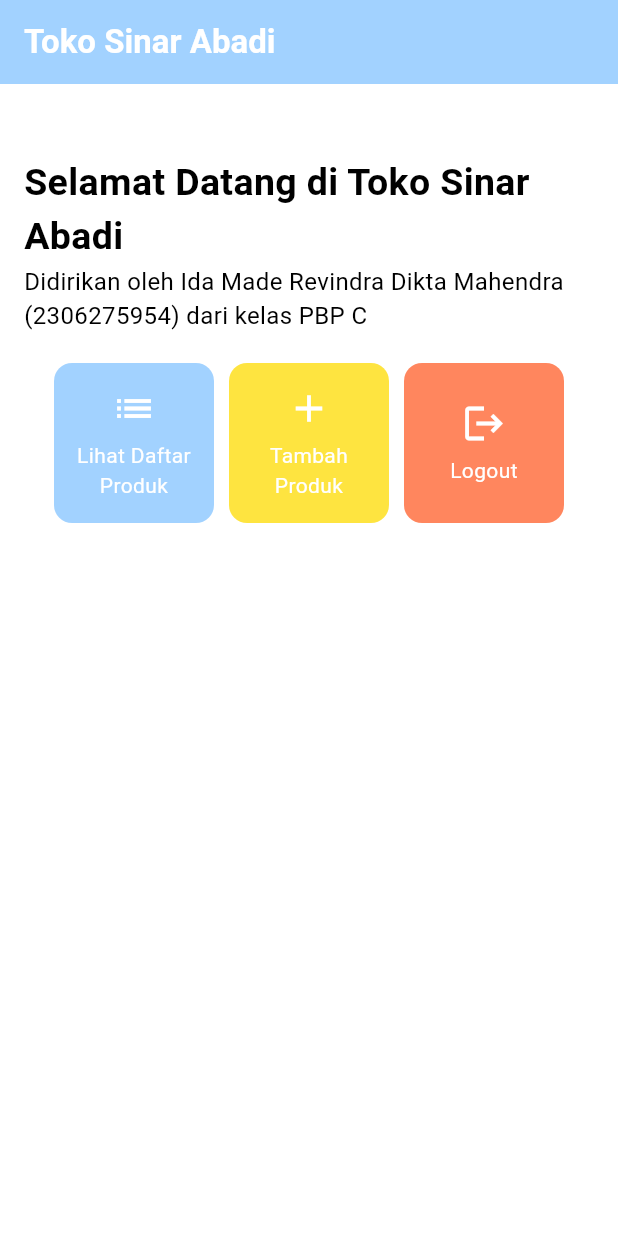
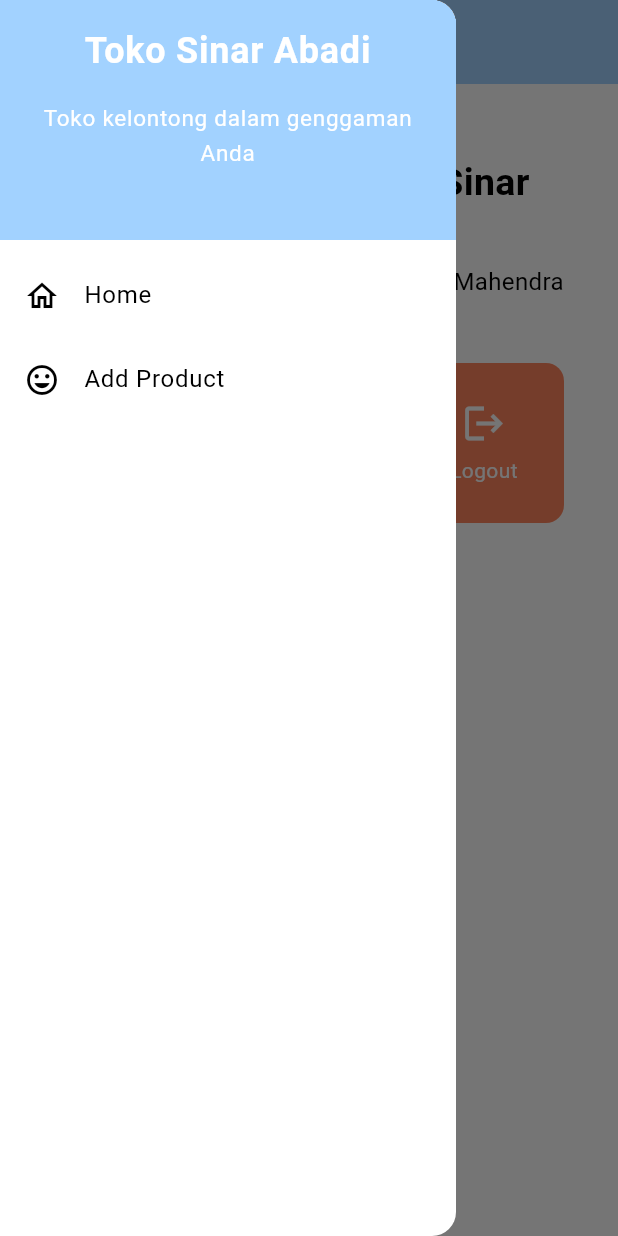
Before and after one commit to perutkenyang789/sinar-abadi-mobile, a Flutter app: the screen it shows after launch, with the side drawer open (before the commit the screen has no drawer), on a phone screen of 412 x 824 dp. Run offline on Flutter 3.47's test engine with Material 3 defaults, Android fonts, the light colour scheme and no system bars.

Commit message:
Pengerjaan project tugas 8

```diff
--- a/lib/main.dart
+++ b/lib/main.dart
@@ -1,5 +1,5 @@
 import 'package:flutter/material.dart';
-import 'package:sinar_abadi_mobile/menu.dart';
+import 'package:sinar_abadi_mobile/screens/menu.dart';
 
 void main() {
   runApp(const MyApp());
--- a/lib/menu.dart
+++ /dev/null
@@ -1,162 +0,0 @@
-import 'package:flutter/material.dart';
-
-class MyHomePage extends StatelessWidget {
-  final String npm = '2306275954'; // NPM
-  final String name = 'Ida Made Revindra Dikta Mahendra'; // Nama
-  final String className = 'PBP C'; // Kelas
-
-  final List<ItemHomepage> items = [
-    ItemHomepage("Lihat Daftar Produk", Icons.list, const Color(0xFFA2D2FF)),
-    ItemHomepage("Tambah Produk", Icons.add, const Color(0xFFFEE440)),
-    ItemHomepage("Logout", Icons.logout, const Color(0xFFFF865E)),
-  ];
-
-  MyHomePage({super.key});
-
-  @override
-  Widget build(BuildContext context) {
-    // Scaffold menyediakan struktur dasar halaman dengan AppBar dan body.
-    return Scaffold(
-      // AppBar adalah bagian atas halaman yang menampilkan judul.
-      appBar: AppBar(
-        // Judul aplikasi "Mental Health Tracker" dengan teks putih dan tebal.
-        title: const Text(
-          'Toko Sinar Abadi',
-          style: TextStyle(
-            color: Colors.white,
-            fontWeight: FontWeight.bold,
-          ),
-        ),
-        // Warna latar belakang AppBar diambil dari skema warna tema aplikasi.
-        backgroundColor: Theme.of(context).colorScheme.secondary,
-      ),
-      // Body halaman dengan padding di sekelilingnya.
-      body: Padding(
-        padding: const EdgeInsets.all(16.0),
-        // Menyusun widget secara vertikal dalam sebuah kolom.
-        child: Column(
-          crossAxisAlignment: CrossAxisAlignment.center,
-          children: [
-            // Memberikan jarak vertikal 16 unit.
-            const SizedBox(height: 16.0),
-
-            // Menempatkan widget berikutnya di tengah halaman.
-            Center(
-              child: Column(
-                // Menyusun teks dan grid item secara vertikal.
-
-                children: [
-                  // Menampilkan teks sambutan dengan gaya tebal dan ukuran 18.
-                  Padding(
-                      padding: EdgeInsets.only(top: 16.0),
-                      child: Column(
-                        children: [
-                          Text(
-                            'Selamat Datang di Toko Sinar Abadi',
-                            style: TextStyle(
-                              fontWeight: FontWeight.bold,
-                              fontSize: 25.0,
-                            ),
-                          ),
-                          Text(
-                            'Didirikan oleh $name ($npm) dari kelas $className',
-                            style: TextStyle(
-                              fontSize: 16.0,
-                            ),
-                          ),
-                        ],
-                      )),
-
-                  // Grid untuk menampilkan ItemCard dalam bentuk grid 3 kolom.
-                  GridView.count(
-                    primary: true,
-                    padding: const EdgeInsets.all(20),
-                    crossAxisSpacing: 10,
-                    mainAxisSpacing: 10,
-                    crossAxisCount: 3,
-                    // Agar grid menyesuaikan tinggi kontennya.
-                    shrinkWrap: true,
-
-                    // Menampilkan ItemCard untuk setiap item dalam list items.
-                    children: items.map((ItemHomepage item) {
-                      return ItemCard(item);
-                    }).toList(),
-                  ),
-                ],
-              ),
-            ),
-          ],
-        ),
-      ),
-    );
-  }
-}
-
-class ItemHomepage {
-  final String name;
-  final IconData icon;
-  final Color color;
-
-  ItemHomepage(this.name, this.icon, this.color);
-}
-
-class ItemCard extends StatelessWidget {
-  // Menampilkan kartu dengan ikon dan nama.
-
-  final ItemHomepage item;
-
-  const ItemCard(this.item, {super.key});
-
-  @override
-  Widget build(BuildContext context) {
-    return Material(
-      // Menentukan warna latar belakang dari tema aplikasi.
-      color: item.color,
-      // Membuat sudut kartu melengkung.
-      borderRadius: BorderRadius.circular(12),
-
-      child: InkWell(
-        // Aksi ketika kartu ditekan.
-        onTap: () {
-          // Menampilkan pesan SnackBar saat kartu ditekan.
-          ScaffoldMessenger.of(context)
-            ..hideCurrentSnackBar()
-            ..showSnackBar(SnackBar(
-              content: Text(
-                "Kamu telah menekan tombol ${item.name}!",
-                style: TextStyle(color: Colors.white),
-              ),
-              backgroundColor: Theme.of(context).colorScheme.secondary,
-              behavior: SnackBarBehavior.floating,
-              shape: RoundedRectangleBorder(
-                borderRadius: BorderRadius.circular(10.0),
-              ),
-            ));
-        },
-        // Container untuk menyimpan Icon dan Text
-        child: Container(
-          padding: const EdgeInsets.all(8),
-          child: Center(
-            child: Column(
-              // Menyusun ikon dan teks di tengah kartu.
-              mainAxisAlignment: MainAxisAlignment.center,
-              children: [
-                Icon(
-                  item.icon,
-                  color: Colors.white,
-                  size: 30.0,
-                ),
-                const Padding(padding: EdgeInsets.all(3)),
-                Text(
-                  item.name,
-                  textAlign: TextAlign.center,
-                  style: const TextStyle(color: Colors.white),
-                ),
-              ],
-            ),
-          ),
-        ),
-      ),
-    );
-  }
-}
--- /dev/null
+++ b/lib/screens/menu.dart
@@ -0,0 +1,80 @@
+import 'package:flutter/material.dart';
+import 'package:sinar_abadi_mobile/widgets/left_drawer.dart';
+import 'package:sinar_abadi_mobile/widgets/product_card.dart';
+
+class MyHomePage extends StatelessWidget {
+  final String npm = '2306275954'; // NPM
+  final String name = 'Ida Made Revindra Dikta Mahendra'; // Nama
+  final String className = 'PBP C'; // Kelas
+
+  final List<ItemHomepage> items = [
+    ItemHomepage("Lihat Daftar Produk", Icons.list, const Color(0xFFA2D2FF)),
+    ItemHomepage("Add Product", Icons.add, const Color(0xFFFEE440)),
+    ItemHomepage("Logout", Icons.logout, const Color(0xFFFF865E)),
+  ];
+
+  MyHomePage({super.key});
+
+  @override
+  Widget build(BuildContext context) {
+    return Scaffold(
+      appBar: AppBar(
+        title: const Text(
+          'Toko Sinar Abadi',
+          style: TextStyle(
+            color: Colors.white,
+            fontWeight: FontWeight.bold,
+          ),
+        ),
+        backgroundColor: Theme.of(context).colorScheme.secondary,
+        iconTheme: const IconThemeData(color: Colors.white),
+      ),
+      body: Padding(
+        padding: const EdgeInsets.all(16.0),
+        child: Column(
+          crossAxisAlignment: CrossAxisAlignment.center,
+          children: [
+            const SizedBox(height: 16.0),
+            Center(
+              child: Column(
+                children: [
+                  Padding(
+                      padding: EdgeInsets.only(top: 16.0),
+                      child: Column(
+                        children: [
+                          Text(
+                            'Selamat Datang di Toko Sinar Abadi',
+                            style: TextStyle(
+                              fontWeight: FontWeight.bold,
+                              fontSize: 25.0,
+                            ),
+                          ),
+                          Text(
+                            'Didirikan oleh $name ($npm) dari kelas $className',
+                            style: TextStyle(
+                              fontSize: 16.0,
+                            ),
+                          ),
+                        ],
+                      )),
+                  GridView.count(
+                    primary: true,
+                    padding: const EdgeInsets.all(20),
+                    crossAxisSpacing: 10,
+                    mainAxisSpacing: 10,
+                    crossAxisCount: 3,
+                    shrinkWrap: true,
+                    children: items.map((ItemHomepage item) {
+                      return ItemCard(item);
+                    }).toList(),
+                  ),
+                ],
+              ),
+            ),
+          ],
+        ),
+      ),
+      drawer: const LeftDrawer(),
+    );
+  }
+}
--- /dev/null
+++ b/lib/widgets/left_drawer.dart
@@ -0,0 +1,66 @@
+import 'package:flutter/material.dart';
+import 'package:sinar_abadi_mobile/screens/menu.dart';
+import 'package:sinar_abadi_mobile/screens/product_form.dart';
+
+class LeftDrawer extends StatelessWidget {
+  const LeftDrawer({super.key});
+
+  @override
+  Widget build(BuildContext context) {
+    return Drawer(
+      child: ListView(
+        children: [
+          DrawerHeader(
+            decoration: BoxDecoration(
+              color: Theme.of(context).colorScheme.secondary,
+            ),
+            child: const Column(
+              children: [
+                Text(
+                  'Toko Sinar Abadi',
+                  textAlign: TextAlign.center,
+                  style: TextStyle(
+                    fontSize: 24,
+                    fontWeight: FontWeight.bold,
+                    color: Colors.white,
+                  ),
+                ),
+                Padding(padding: EdgeInsets.all(8)),
+                Text(
+                  "Toko kelontong dalam genggaman Anda",
+                  textAlign: TextAlign.center,
+                  style: TextStyle(
+                    fontSize: 15,
+                    color: Colors.white,
+                  ),
+                ),
+              ],
+            ),
+          ),
+          ListTile(
+            leading: const Icon(Icons.home_outlined),
+            title: const Text('Home'),
+            onTap: () {
+              Navigator.pushReplacement(
+                  context,
+                  MaterialPageRoute(
+                    builder: (context) => MyHomePage(),
+                  ));
+            },
+          ),
+          ListTile(
+            leading: const Icon(Icons.mood),
+            title: const Text('Add Product'),
+            onTap: () {
+              Navigator.pushReplacement(
+                  context,
+                  MaterialPageRoute(
+                    builder: (context) => ProductFormPage(),
+                  ));
+            },
+          ),
+        ],
+      ),
+    );
+  }
+}
--- /dev/null
+++ b/lib/widgets/product_card.dart
@@ -0,0 +1,71 @@
+import 'package:flutter/material.dart';
+import 'package:sinar_abadi_mobile/screens/product_form.dart';
+
+class ItemHomepage {
+  final String name;
+  final IconData icon;
+  final Color color;
+
+  ItemHomepage(this.name, this.icon, this.color);
+}
+
+class ItemCard extends StatelessWidget {
+  final ItemHomepage item;
+
+  const ItemCard(this.item, {super.key});
+
+  @override
+  Widget build(BuildContext context) {
+    return Material(
+      color: item.color,
+      borderRadius: BorderRadius.circular(12),
+      child: InkWell(
+        onTap: () {
+          ScaffoldMessenger.of(context)
+            ..hideCurrentSnackBar()
+            ..showSnackBar(SnackBar(
+              content: Text(
+                "Kamu telah menekan tombol ${item.name}!",
+                style: TextStyle(color: Colors.white),
+              ),
+              backgroundColor: Theme.of(context).colorScheme.secondary,
+              behavior: SnackBarBehavior.floating,
+              shape: RoundedRectangleBorder(
+                borderRadius: BorderRadius.circular(10.0),
+              ),
+            ));
+
+          if (item.name == "Add Product") {
+            Navigator.pushReplacement(
+              context,
+              MaterialPageRoute(
+                builder: (context) => const ProductFormPage(),
+              ),
+            );
+          }
+        },
+        child: Container(
+          padding: const EdgeInsets.all(8),
+          child: Center(
+            child: Column(
+              mainAxisAlignment: MainAxisAlignment.center,
+              children: [
+                Icon(
+                  item.icon,
+                  color: Colors.white,
+                  size: 30.0,
+                ),
+                const Padding(padding: EdgeInsets.all(3)),
+                Text(
+                  item.name,
+                  textAlign: TextAlign.center,
+                  style: const TextStyle(color: Colors.white),
+                ),
+              ],
+            ),
+          ),
+        ),
+      ),
+    );
+  }
+}
```
Also changed, not shown: lib/screens/product_form.dart (added, +287 -0 lines).
